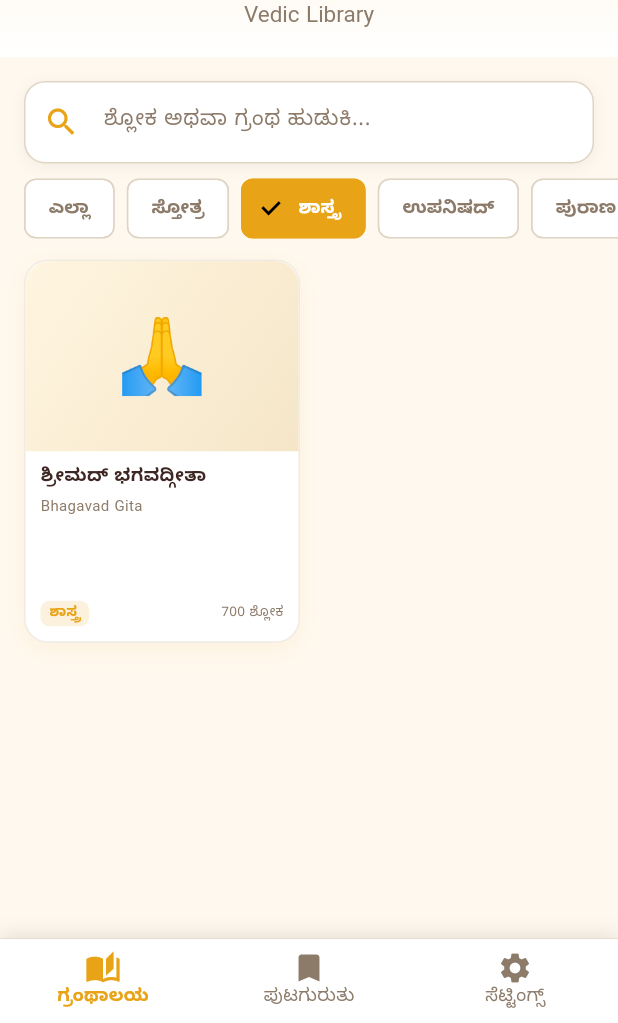
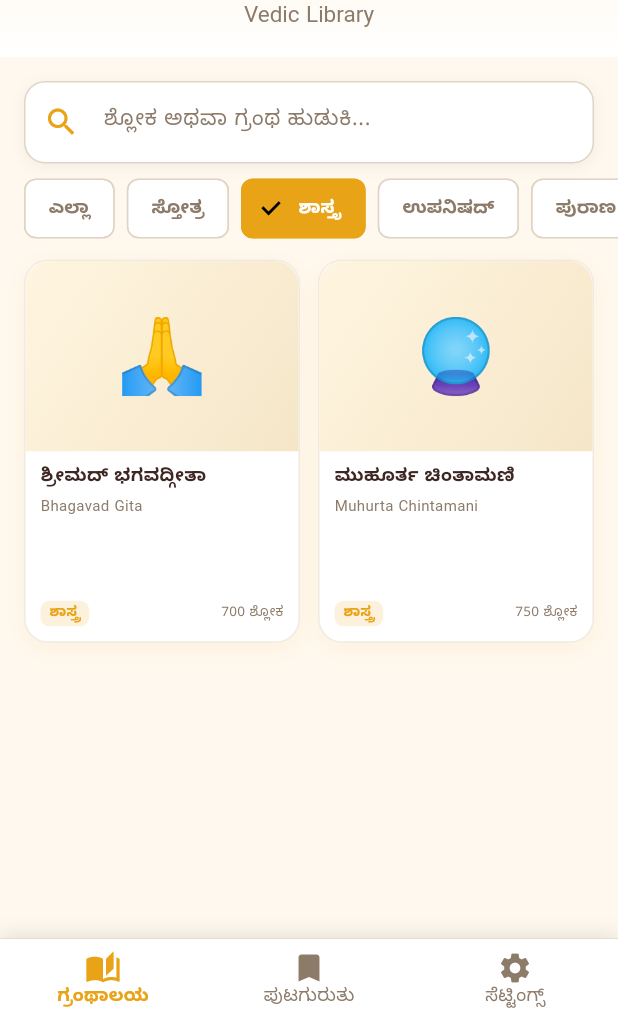
Before and after one commit to goureesha/bharatiyam-grantha-sudha, a Flutter app: the screen it shows after launch, after a tap on the "light mode" icon, after a tap on "ಸ್ತೋತ್ರ", after a tap on "ಶಾಸ್ತ್ರ", on a phone screen of 412 x 824 dp, the part 213-1236 px from its top. Run offline on Flutter 3.47's test engine with Material 3 defaults, Android fonts, the phone set to English and light mode, and no system bars; our stand-ins replace google_fonts, share_plus, shared_preferences.

Commit message:
Add Muhurta Chintamani to Grantha data with sample Mangalacharana

```diff
--- a/lib/data/grantha_data.dart
+++ b/lib/data/grantha_data.dart
@@ -285,4 +285,44 @@
       ),
     ],
   ),
+
+  // ════════════════════════════════════════════
+  // 6. MUHURTA CHINTAMANI
+  // ════════════════════════════════════════════
+  Grantha(
+    id: 'muhurta_chintamani',
+    kannadaName: 'ಮುಹೂರ್ತ ಚಿಂತಾಮಣಿ',
+    devanagariName: 'मुहूर्तचिन्तामणि',
+    englishName: 'Muhurta Chintamani',
+    description: 'ಜ್ಯೋತಿಷ ಶಾಸ್ತ್ರದ ಮುಹೂರ್ತ ವಿಭಾಗದಲ್ಲಿ ಅತ್ಯಂತ ಪ್ರಸಿದ್ಧ ಹಾಗೂ ಬಹು-ಉಪಯುಕ್ತ ಗ್ರಂಥ. ಶ್ರೀರಾಮ ದೈವಜ್ಞರಿಂದ (ಆಚಾರ್ಯ ರಾಮ) ರಚಿತವಾದ ಈ ಗ್ರಂಥವು ವಿವಾಹ, ವಾಸ್ತು, ಉಪನಯನ ಮುಂತಾದ ಅನೇಕ ಕಾರ್ಯಗಳಿಗೆ ಮುಹೂರ್ತ ನಿರ್ಣಯಿಸಲು ಮಾರ್ಗದರ್ಶಿಯಾಗಿದೆ.',
+    author: 'ಶ್ರೀರಾಮ ದೈವಜ್ಞ (ಆಚಾರ್ಯ ರಾಮ)',
+    category: 'ಶಾಸ್ತ್ರ',
+    icon: '🔮',
+    shlokaCount: 750,
+    adhyayas: [
+      Adhyaya(
+        id: 'mc_mangalacharana',
+        number: 1,
+        kannadaName: 'ಮಂಗಲಾಚರಣ ಮತ್ತು ಶುಭಾಶುಭ ಪ್ರಕರಣ',
+        devanagariName: 'मंगलाचरण एवं शुभाशुभ प्रकरण',
+        englishName: 'Mangalacharana & Shubhashubha Prakarana',
+        shlokas: [
+          Shloka(
+            id: 'mc_1_1',
+            number: 1,
+            kannadaText: 'ಯತ್ಪಾದಾಂಬುರುಹದ್ವಯಂ ನಮತತಾಂ ವಿಘ್ನೌಘಸಂಘಾತಿನೋ\nಯನ್ನಾಮಸ್ಮರಣಂ ತನೋತಿ ಸಕಲಶ್ರೇಯೋಮಯಂ ಮಂಗಲಮ್ ।\nಯೇನ ಸ್ವಲ್ಪಧಿಯಾಽಪಿ ವಿಷ್ಣುರುಚಿತಂ ಕರ್ಮ ಕ್ಷಮಂ ಕರ್ತುಮಂ\nತಂ ವಂದೇ ಗಜವಕ್ತ್ರಮೀಶಮಭಿತೋ ವಿಘ್ನೌಘನಾಶಾಯ ವೈ ॥',
+            devanagariText: 'यत्पादांबुरुहद्वयं नमततां विघ्नौघसंघातिनो\nयन्नामस्मरणं तनोति सकलश्रेयोमयं मंगलम् ।\nयेन स्वल्पधियाऽपि विष्णुरुचितं कर्म क्षमं कर्तुमं\nतं वन्दे गजवक्त्रमीशमभितो विघ्नौघनाशाय वै ॥',
+            kannadaMeaning: 'ಯಾರ ಪಾದಕಮಲಗಳಿಗೆ ನಮಸ್ಕರಿಸುವುದರಿಂದ ವಿಘ್ನಗಳ ಸಮೂಹವು ನಾಶವಾಗುತ್ತದೆಯೋ, ಯಾರ ನಾಮಸ್ಮರಣೆಯು ಸಕಲ ಶ್ರೇಯಸ್ಸನ್ನು ಮತ್ತು ಮಂಗಳವನ್ನು ಉಂಟುಮಾಡುತ್ತದೆಯೋ, ಮತ್ತು ಯಾರ ಅನುಗ್ರಹದಿಂದ ಅಲ್ಪಬುದ್ಧಿಯುಳ್ಳವನೂ ಸಹ ವಿಷ್ಣುವಿಗೆ ಪ್ರಿಯವಾದ ಕರ್ಮಗಳನ್ನು ಮಾಡಲು ಸಮರ್ಥನಾಗುತ್ತಾನೋ, ಅಂತಹ ಗಜಮುಖನಾದ (ಗಣೇಶನ) ಈಶ್ವರನನ್ನು ಎಲ್ಲಾ ವಿಘ್ನಗಳನ್ನು ನಾಶಪಡಿಸಲು ಸಂಪೂರ್ಣವಾಗಿ ವಂದಿಸುತ್ತೇನೆ.',
+          ),
+          Shloka(
+            id: 'mc_1_2',
+            number: 2,
+            kannadaText: 'ಪ್ರಣಿಪತ್ಯ ರವಿಂ ವಿಘ್ನಹರ್ತಾರಂ ಚ ಸುರೇಶ್ವರೀಮ್ ।\nಮುಹೂರ್ತಚಿಂತಾಮಣ್ಯರ್ಥಂ ವಕ್ಷ್ಯೇ ದೈವಜ್ಞತೋಷದಮ್ ॥',
+            devanagariText: 'प्रणिपत्य रविं विघ्नहर्तारं च सुरेश्वरीम् ।\nमुहूर्तचिन्तामण्यथं वक्ष्ये दैवज्ञतोषदम ॥',
+            kannadaMeaning: 'ಸೂರ್ಯ ದೇವನಿಗೆ, ವಿಘ್ನವಿನಾಶಕನಾದ ಗಣೇಶನಿಗೆ ಹಾಗೂ ದೇವತೆಗಳ ಈಶ್ವರಿಗೆ ನಮಸ್ಕರಿಸಿ, ದೈವಜ್ಞರಿಗೆ (ಜ್ಯೋತಿಷಿಗಳಿಗೆ) ಸಂತೋಷವನ್ನು ನೀಡುವ ಈ ಮುಹೂರ್ತಚಿಂತಾಮಣಿ ಎಂಬ ವಿಷಯ-ಗ್ರಂಥವನ್ನು ಬರೆಯುತ್ತೇನೆ.',
+          ),
+        ],
+      ),
+    ],
+  ),
 ];
```
